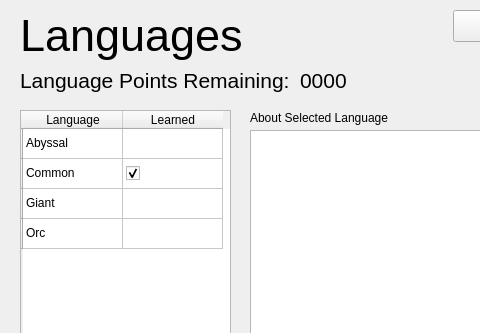
Qt form dndprototype/languages.ui (Jcamp44/dndBuilder) before a commit; both pictures show x 0 to 480 and y 0 to 333 of the 616 by 513 pixel window.
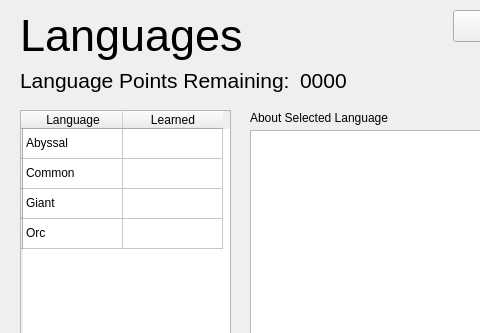
The same form after that commit.

What changed in the file:
```diff
--- a/dndprototype/languages.ui
+++ b/dndprototype/languages.ui
@@ -133,7 +133,7 @@
      <string/>
     </property>
     <property name="checkState">
-     <enum>Checked</enum>
+     <enum>Unchecked</enum>
     </property>
    </item>
    <item row="2" column="0">
```
